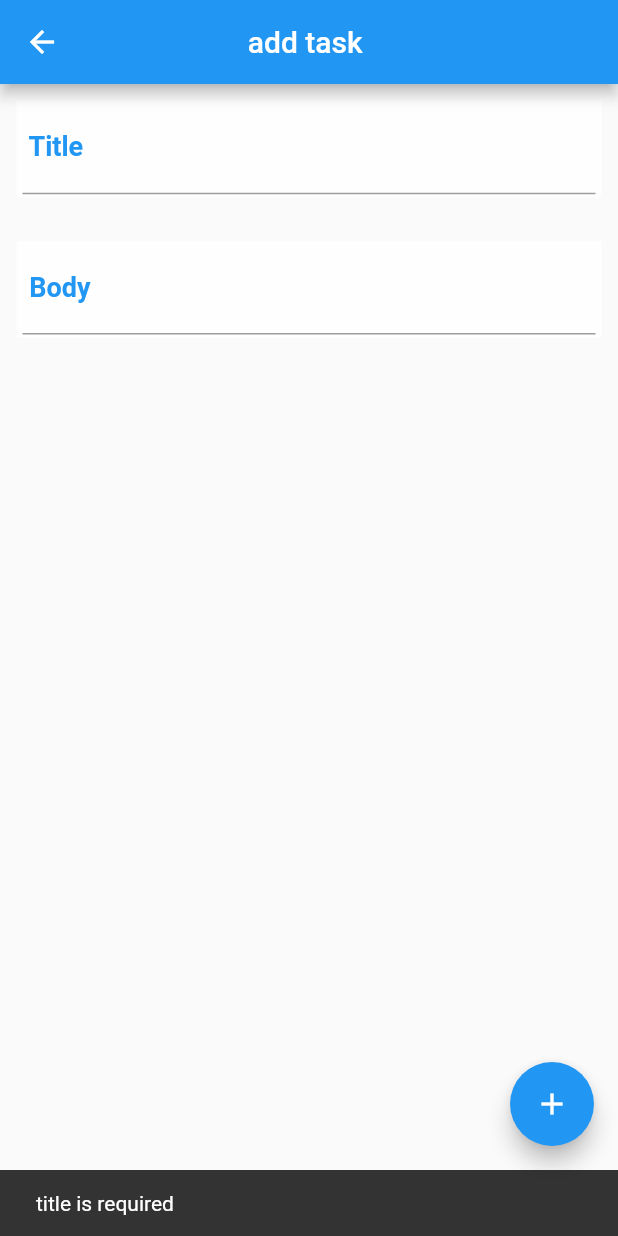
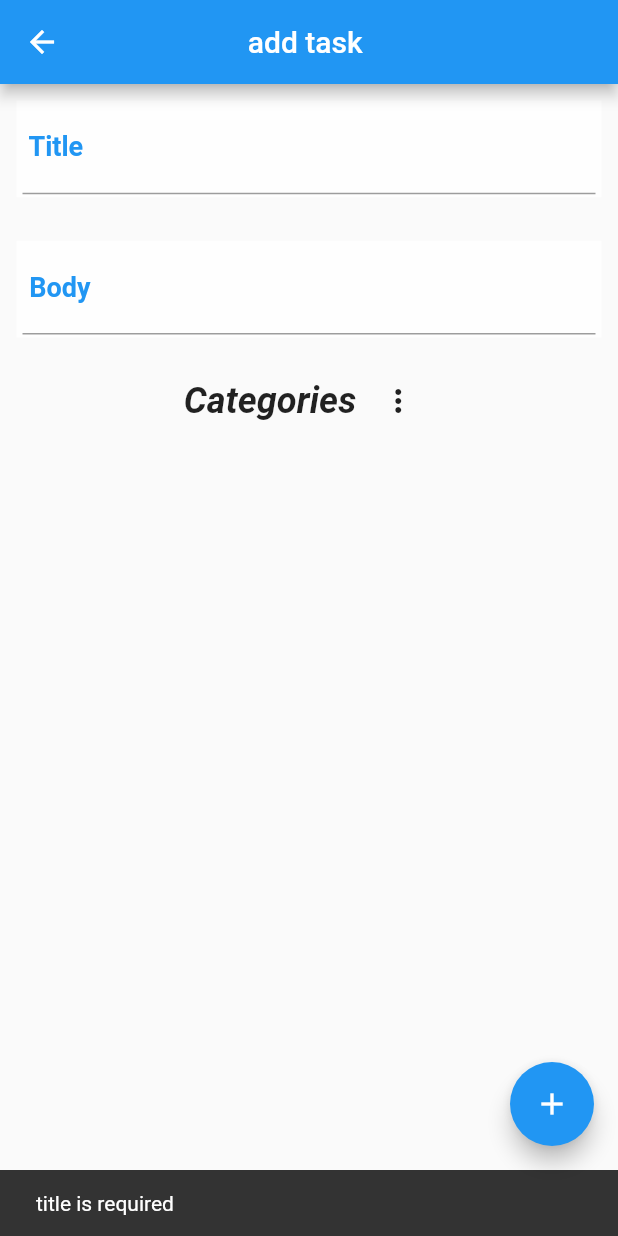
Before and after one commit to MahmoudAdel852/todo-list, a Flutter app: the AddToDoTask screen opened directly, after a tap on the "add" icon, on a phone screen of 412 x 824 dp. Run offline on Flutter 3.47's test engine with Material 2 defaults, Android fonts, the phone set to English and light mode, and no system bars; our stand-ins replace loading_animation_widget, shared_preferences; accounts and stored records are empty.

Commit message:
no using hive yet

```diff
--- /dev/null
+++ b/lib/core/enums/category_enums.dart
@@ -0,0 +1,6 @@
+// enum TaskCategory {
+//   personal,
+//   work,
+//   general,
+// }
+// //er
--- a/lib/core/helper_functions/go_back.dart
+++ b/lib/core/helper_functions/go_back.dart
@@ -3,4 +3,5 @@ import 'package:flutter/material.dart';
 import '../strings/page_name.dart';
 goBack({required BuildContext context}) {
   Navigator.pushNamedAndRemoveUntil(context, toDoScreen, (route) => false);
+
 }
--- a/lib/core/providers/to_do_model.dart
+++ b/lib/core/providers/to_do_model.dart
@@ -1,11 +1,14 @@
+
 class ToDoModel {
-   String title;
-   bool completed;
-  String body  ;
+  String title;
+  bool completed;
+  String body;
+  String taskCategory;
 
   ToDoModel({
     required this.title,
-     this.body= "",
-    required  this.completed,
+    required this.body ,
+    required this.completed,
+    required this.taskCategory ,
   });
 }
--- a/lib/features/to_do_list_home_page_features/screens/add_to_do_task.dart
+++ b/lib/features/to_do_list_home_page_features/screens/add_to_do_task.dart
@@ -2,18 +2,18 @@ import 'package:flutter/material.dart';
 import 'package:provider/provider.dart';
 import 'package:to_do_list_task/core/providers/to_do_list_provider.dart';
 import 'package:to_do_list_task/core/providers/to_do_model.dart';
+
 import '../../../core/helper_widget/edit_text_controller.dart';
 import '../../../core/strings/page_name.dart';
 
 class AddToDoTask extends StatelessWidget {
   AddToDoTask({Key? key}) : super(key: key);
-  TextEditingController titleController = TextEditingController()..text;
-  TextEditingController bodyController = TextEditingController()..text;
+  final TextEditingController titleController = TextEditingController()..text;
+  final TextEditingController bodyController = TextEditingController()..text;
 
   @override
   Widget build(BuildContext context) {
     var item = Provider.of<ToDoProvider>(context);
-
     return Scaffold(
       appBar: AppBar(
         title: const Text("add task "),
@@ -42,6 +42,46 @@ class AddToDoTask extends StatelessWidget {
                 hintText: "Enter your task body",
                 maxLines: 5,
               ),
+            ),
+            const SizedBox(
+              height: 7,
+            ),
+            Row(
+              mainAxisAlignment: MainAxisAlignment.center,
+              children: [
+                Text(
+                  item.category == "" ? "Categories" : item.category,
+                  style: const TextStyle(
+                    fontStyle: FontStyle.italic,
+                    fontSize: 24,
+                    fontWeight: FontWeight.bold,
+                  ),
+                ),
+                const SizedBox(
+                  width: 4,
+                ),
+                PopupMenuButton<String>(
+                  onSelected: (String value) {
+                    item.updateCategory(value);
+                  },
+                  itemBuilder: (BuildContext context) {
+                    return <PopupMenuEntry<String>>[
+                      const PopupMenuItem<String>(
+                        value: 'Personal ',
+                        child: Text('Personal'),
+                      ),
+                      const PopupMenuItem<String>(
+                        value: 'Work',
+                        child: Text('Work'),
+                      ),
+                      const PopupMenuItem<String>(
+                        value: 'Other',
+                        child: Text('Other'),
+                      ),
+                    ];
+                  },
+                ),
+              ],
             )
           ],
         ),
@@ -54,22 +94,23 @@ class AddToDoTask extends StatelessWidget {
               content: Text("title is required "),
             ));
           } else {
+            try {
               item.addToDoTask(
                 toDoModel: ToDoModel(
                   title: titleController.text,
                   body: bodyController.text,
                   completed: false,
+                  taskCategory: item.category,
                 ),
-
               );
-// we can
+            } catch (e) {
+              print("e=====${item.toDoList}");}
             Navigator.pushNamedAndRemoveUntil(
               context,
               toDoScreen,
               (_) => false,
             );
           }
-
         },
       ),
     );
--- a/lib/features/to_do_list_home_page_features/widgets/tasks.dart
+++ b/lib/features/to_do_list_home_page_features/widgets/tasks.dart
@@ -18,12 +18,15 @@ class Tasks extends StatelessWidget {
         padding: const EdgeInsets.all(5),
         child: ListView.builder(
           // add this
+
+
+
           itemBuilder: (context, item) {
             return ToDoTaskWidget(
               index: item,
             );
           },
-          itemCount: items.toDoList.length,
+          itemCount: items.toDoList!.length,
           physics: const ClampingScrollPhysics(),
           scrollDirection: Axis.vertical,
           shrinkWrap: true,
--- a/lib/todo_tasks.dart
+++ b/lib/todo_tasks.dart
@@ -1 +1,4 @@
 // when we delete item from list it get error
+//category not changed
+// item don't tell us if this is empty or not
+//
--- a/pubspec.yaml
+++ b/pubspec.yaml
@@ -7,12 +7,16 @@ dependencies:
   flutter: {sdk: flutter}
   provider:
   fluttertoast:
+  hive:
+  hive_flutter:
   loading_animation_widget:
   shared_preferences:
   cupertino_icons:
 dev_dependencies:
   flutter_test: {sdk: flutter}
   flutter_lints:
+  build_runner:
+  hive_generator:
 flutter:
   uses-material-design: true
   assets: []
```
Also changed, not shown: lib/core/providers/to_do_list_provider.dart (+21 -3 lines), lib/features/to_do_list_home_page_features/screens/home_page.dart (+16 -15 lines), lib/features/to_do_list_home_page_features/screens/task_details.dart (+7 -5 lines), lib/features/to_do_list_home_page_features/widgets/to_do_single_task.dart (+12 -3 lines), pubspec.lock, 1 other file. Lines whose indentation alone changed are shown as unchanged.
